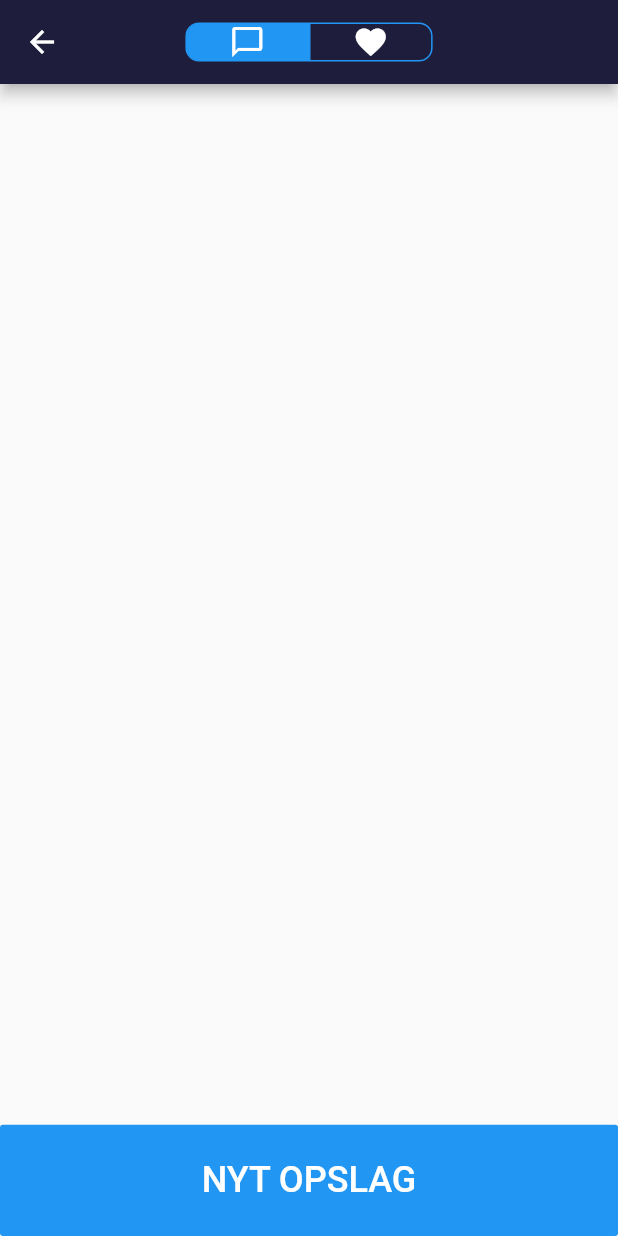
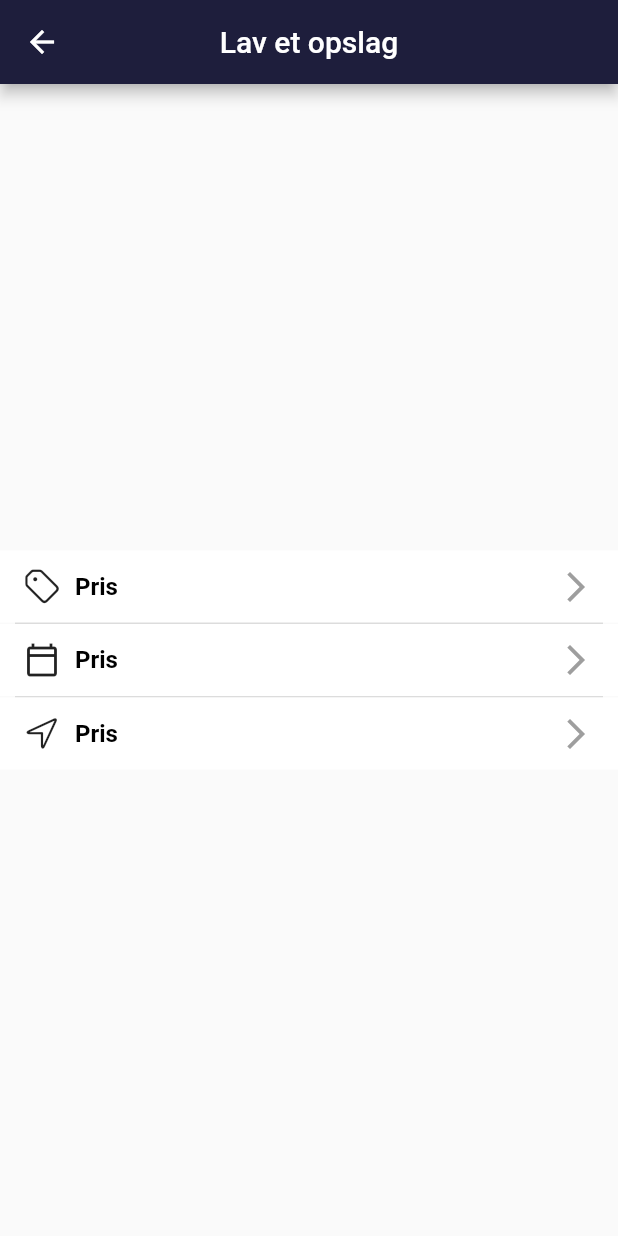
Before and after one commit to NTThyssen/Oplevelses-app, a Flutter app: the MyOverview screen opened by its route, after a tap on "NYT OPSLAG", on a phone screen of 412 x 824 dp. Run offline on Flutter 3.47's test engine with Material 2 defaults, Android fonts, the phone set to English and light mode, and no system bars; our stand-ins replace date_format, dotted_border, firebase_auth, flutter_spinkit, image_picker; missing offline and left inert: age, flutter_auth_buttons, flutter_facebook_login; accounts and stored records are empty.

```diff
--- a/lib/main.dart
+++ b/lib/main.dart
@@ -12,6 +12,10 @@ void main() {
   runApp(StreamProvider.value(
 
     child: MaterialApp(
+      theme: ThemeData(
+        primaryColor: Color.fromRGBO(30, 30, 60, 1),
+      ),
+
       initialRoute : '/login',
       routes: {
         '/': (context) => MyApp(),
@@ -32,7 +36,6 @@ class MyApp extends StatelessWidget {
   Widget build(BuildContext context) {
     SizeConfig().init(context);
     return Scaffold(
-
       appBar: AppBar(
         toolbarHeight: 0,
       ),
--- a/lib/my_events.dart
+++ b/lib/my_events.dart
@@ -1,5 +1,7 @@
 import 'package:date_format/date_format.dart';
+import 'package:flutter/cupertino.dart';
 import 'package:flutter/material.dart';
+import 'package:flutter_app/profile.dart';
 import 'package:flutter_app/size_config.dart';
 
 class MyOverview extends StatefulWidget {
@@ -73,7 +75,13 @@ class _MyOverviewState extends State<MyOverview> {
                 height: SizeConfig.blockSizeVertical*9,
                 elevation: 0,
                 color: Colors.blue,
-                onPressed: () {  },
+                onPressed: () {
+
+                  Navigator.push(
+                    context,
+                    MaterialPageRoute(builder: (context) => EventMainStep()),
+                  );
+                },
                 child: Text("NYT OPSLAG", style: TextStyle(
                   color: Colors.white,
                   fontSize: 24,
@@ -86,3 +94,40 @@ class _MyOverviewState extends State<MyOverview> {
     );
   }
 }
+
+class EventMainStep extends StatefulWidget {
+  @override
+  _EventMainStepState createState() => _EventMainStepState();
+}
+
+class _EventMainStepState extends State<EventMainStep> {
+  @override
+  Widget build(BuildContext context) {
+    return Scaffold(
+      appBar: AppBar(
+        title: Text("Lav et opslag"),
+        centerTitle: true,
+      ),
+      body: Column(
+        mainAxisAlignment: MainAxisAlignment.center,
+        children: [
+          MenuButton(text: "Pris", menuIcon: CupertinoIcons.tags,),
+          Divider(
+            height: 1,
+            thickness: 1.0,
+            endIndent: 10.0,
+            indent: 10,
+          ),
+          MenuButton(text: "Pris", menuIcon: Icons.calendar_today_outlined,),
+          Divider(
+            height: 1,
+            thickness: 1.0,
+            endIndent: 10.0,
+            indent: 10,
+          ),
+          MenuButton(text: "Pris", menuIcon: CupertinoIcons.location,),
+        ],
+      ),
+    );
+  }
+}
--- a/lib/profile.dart
+++ b/lib/profile.dart
@@ -74,7 +74,7 @@ class Profile extends StatelessWidget {
             ),
             Padding(
               padding: EdgeInsets.fromLTRB(0, 10, 0, 0),
-              child: MenuButton("Vis Profil"),
+              child: MenuButton(text:"Vis Profil", menuIcon: Icons.person),
             ),
             Divider(
               height: 1,
@@ -82,14 +82,14 @@ class Profile extends StatelessWidget {
               endIndent: 10.0,
               indent: 10,
             ),
-            MenuButton("Rediger"),
+            MenuButton(text:"Rediger", menuIcon: Icons.edit),
             Divider(
               height: 1,
               thickness: 1.0,
               endIndent: 10.0,
               indent: 10,
             ),
-            MenuButton("Indstillinger"),
+            MenuButton(text:"Indstillinger", menuIcon: Icons.settings),
           ],
         ),
         decoration: BoxDecoration(
@@ -102,7 +102,8 @@ class Profile extends StatelessWidget {
 
 class MenuButton extends StatefulWidget {
   final String text;
-  MenuButton(this.text);
+  final IconData menuIcon;
+  MenuButton({this.text, this.menuIcon});
 
   @override
   _MenuButtonState createState() => _MenuButtonState();
@@ -129,14 +130,15 @@ class _MenuButtonState extends State<MenuButton> {
           Navigator.pushNamed(context, route);
         },
         child: Row(
-          mainAxisAlignment: MainAxisAlignment.spaceBetween,
           children: [
+            Icon(widget.menuIcon),
             Padding(
-              padding: EdgeInsets.fromLTRB(0, 0, 0, 0),
+              padding: EdgeInsets.fromLTRB(10, 0, 0, 0),
               child: Text(widget.text, style: TextStyle(color: Colors.black,
                   fontWeight: FontWeight.w600,
                   fontSize: 16)),
             ),
+            Spacer(),
             Icon(Icons.arrow_forward_ios, color: Colors.grey,),
           ],
         ),
```
Also changed, not shown: lib/edit_profile.dart (+31 -11 lines).
